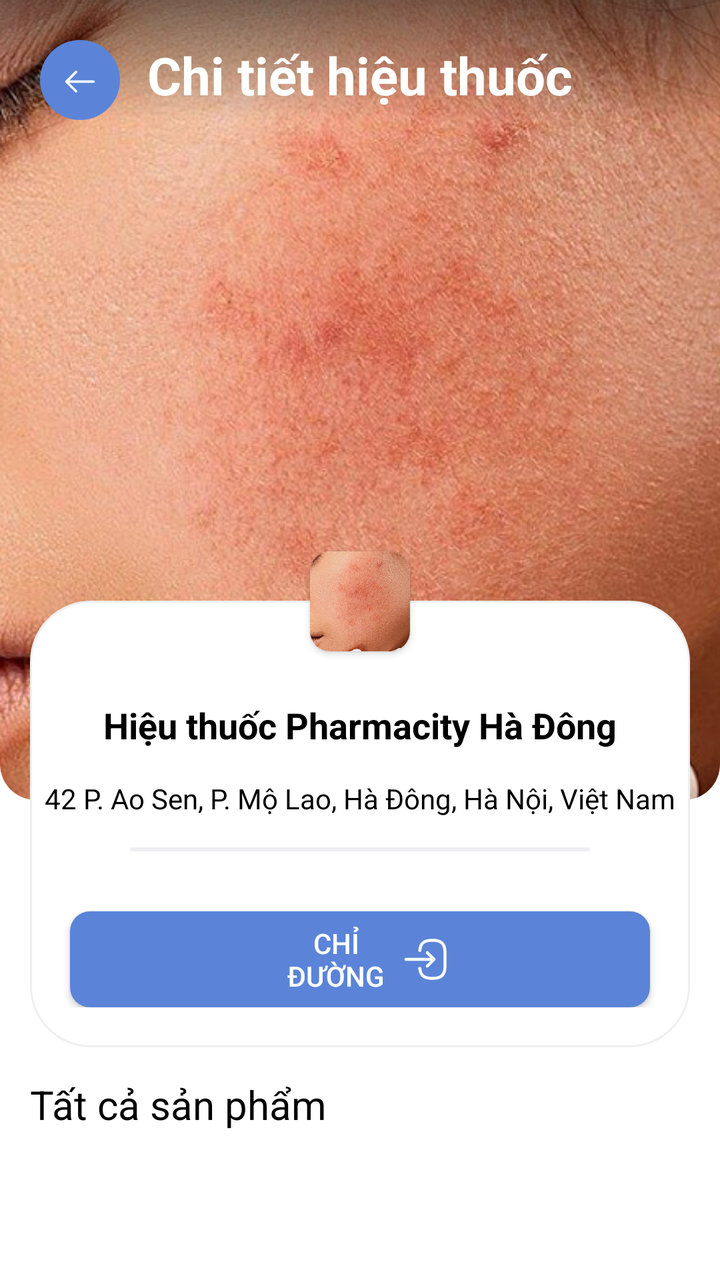
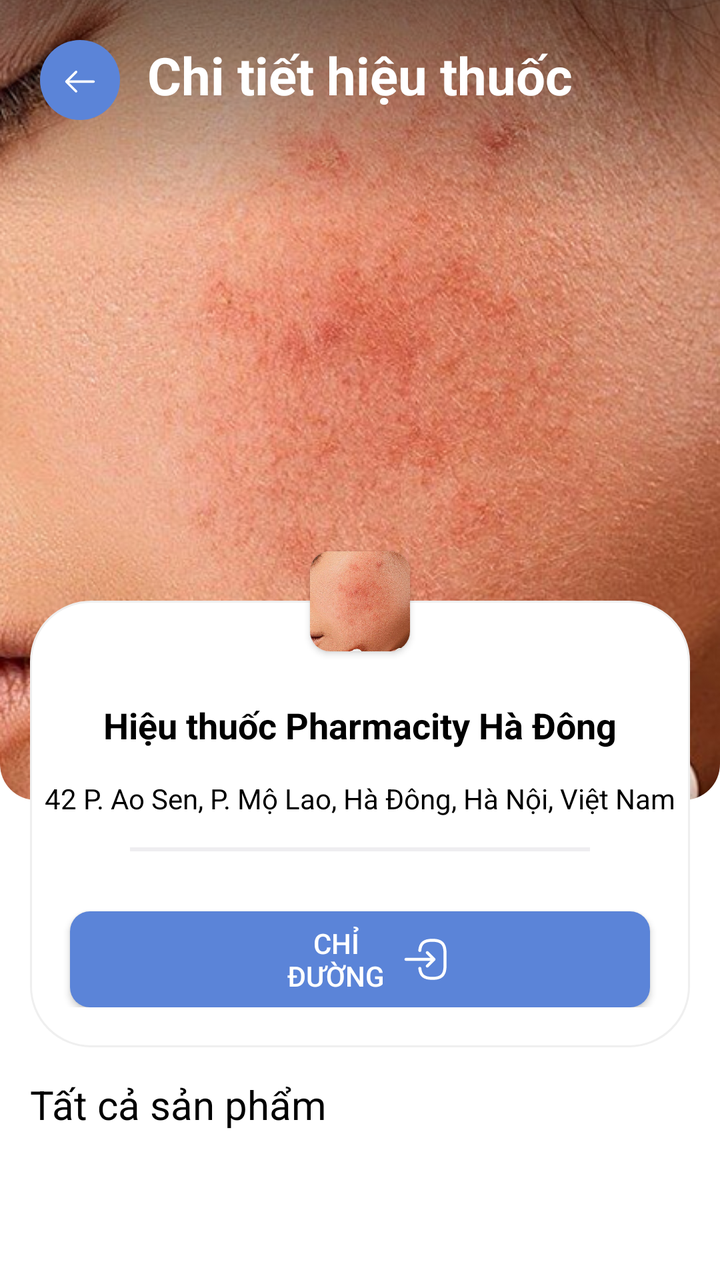

Compare the two renders of this Android layout. The source of the first and the diff that turns it into the second are given below.
<!-- AndroidManifest.xml: application theme Theme.NoStatusBar -->
<!-- res/layout/fragment_pharmacy_detail.xml -->
<?xml version="1.0" encoding="utf-8"?>
<layout xmlns:android="http://schemas.android.com/apk/res/android"
    xmlns:app="http://schemas.android.com/apk/res-auto"
    xmlns:tools="http://schemas.android.com/tools">

    <androidx.core.widget.NestedScrollView
        android:layout_width="match_parent"
        android:layout_height="match_parent">

        <androidx.constraintlayout.widget.ConstraintLayout
            android:layout_width="match_parent"
            android:layout_height="wrap_content">

            <androidx.appcompat.widget.AppCompatImageView
                android:id="@+id/imv"
                android:layout_width="match_parent"
                android:layout_height="400dp"
                android:background="@drawable/bg_card_bottom_rounded"
                android:clipToOutline="true"
                android:scaleType="centerCrop"
                android:src="@drawable/bg_take"
                app:layout_constraintTop_toTopOf="parent"
                tools:targetApi="31" />

            <View
                android:layout_width="match_parent"
                android:layout_height="0dp"
                android:background="@drawable/bg_gradient_fade_bottom"
                app:layout_constraintBottom_toBottomOf="@+id/btn_back"
                app:layout_constraintTop_toTopOf="parent" />

            <ImageView
                android:id="@+id/btn_back"
                android:layout_width="40dp"
                android:layout_height="40dp"
                android:layout_margin="20dp"
                android:src="@drawable/ic_arrow_left"
                app:layout_constraintStart_toStartOf="parent"
                app:layout_constraintTop_toTopOf="parent" />

            <TextView
                android:id="@+id/tv_title"
                android:layout_width="wrap_content"
                android:layout_height="wrap_content"
                android:text="Chi tiết hiệu thuốc"
                android:textColor="@color/white"
                android:textSize="26sp"
                android:textStyle="bold"
                app:layout_constraintEnd_toEndOf="parent"
                app:layout_constraintStart_toStartOf="parent"
                app:layout_constraintTop_toTopOf="@+id/btn_back" />

            <androidx.constraintlayout.widget.ConstraintLayout
                android:id="@+id/layout_infor"
                android:layout_width="match_parent"
                android:layout_height="wrap_content"
                android:layout_marginHorizontal="15dp"
                android:layout_marginTop="-100dp"
                android:background="@drawable/bg_pharmacy_inf"
                android:paddingBottom="20dp"
                app:layout_constraintTop_toBottomOf="@+id/imv">

                <TextView
                    android:id="@+id/tv_name"
                    android:layout_width="0dp"
                    android:layout_height="wrap_content"
                    android:layout_marginTop="50dp"
                    android:gravity="center_horizontal"
                    android:text="Hiệu thuốc Pharmacity Hà Đông"
                    android:textColor="@color/black"
                    android:textSize="18sp"
                    android:textStyle="bold"
                    app:layout_constraintEnd_toEndOf="parent"
                    app:layout_constraintStart_toStartOf="parent"
                    app:layout_constraintTop_toTopOf="parent" />

                <TextView
                    android:id="@+id/tv_address"
                    android:layout_width="0dp"
                    android:layout_height="wrap_content"
                    android:layout_marginTop="15dp"
                    android:gravity="center_horizontal"
                    android:text="42 P. Ao Sen, P. Mộ Lao, Hà Đông, Hà Nội, Việt Nam"
                    android:textColor="@color/black"
                    app:layout_constraintEnd_toEndOf="parent"
                    app:layout_constraintStart_toStartOf="parent"
                    app:layout_constraintTop_toBottomOf="@+id/tv_name" />

                <View
                    android:id="@+id/line"
                    android:layout_width="0dp"
                    android:layout_height="2dp"
                    android:layout_marginHorizontal="50dp"
                    android:layout_marginTop="15dp"
                    android:background="#EEEDF0"
                    app:layout_constraintEnd_toEndOf="parent"
                    app:layout_constraintStart_toStartOf="parent"
                    app:layout_constraintTop_toBottomOf="@+id/tv_address" />

                <androidx.recyclerview.widget.RecyclerView
                    android:id="@+id/rcv_rate"
                    android:layout_width="0dp"
                    android:layout_height="wrap_content"
                    android:layout_marginTop="15dp"
                    android:orientation="horizontal"
                    app:layoutManager="androidx.recyclerview.widget.LinearLayoutManager"
                    app:layout_constraintEnd_toEndOf="parent"
                    app:layout_constraintStart_toStartOf="parent"
                    app:layout_constraintTop_toBottomOf="@+id/line"
                    tools:itemCount="3"
                    tools:listitem="@layout/item_rate" />

                <Button
                    android:id="@+id/btn_direction"
                    android:layout_width="0dp"
                    android:layout_height="wrap_content"
                    android:layout_marginHorizontal="20dp"
                    android:layout_marginTop="15dp"
                    android:background="@drawable/bg_btn_login"
                    android:drawableEnd="@drawable/ic_go_to_location"
                    android:paddingHorizontal="100dp"
                    android:text="Chỉ đường"
                    android:textColor="@color/white"
                    app:layout_constraintEnd_toEndOf="parent"
                    app:layout_constraintStart_toStartOf="parent"
                    app:layout_constraintTop_toBottomOf="@+id/rcv_rate" />

            </androidx.constraintlayout.widget.ConstraintLayout>

            <androidx.cardview.widget.CardView
                android:layout_width="wrap_content"
                android:layout_height="wrap_content"
                android:layout_marginTop="-25dp"
                app:cardCornerRadius="10dp"
                app:layout_constraintEnd_toEndOf="parent"
                app:layout_constraintStart_toStartOf="parent"
                app:layout_constraintTop_toTopOf="@id/layout_infor">

                <androidx.appcompat.widget.AppCompatImageView
                    android:id="@+id/logo"
                    android:layout_width="50dp"
                    android:layout_height="50dp"
                    android:scaleType="centerCrop"
                    android:src="@drawable/bg_take" />
            </androidx.cardview.widget.CardView>

            <TextView
                android:id="@+id/medicines"
                android:layout_width="wrap_content"
                android:layout_height="wrap_content"
                android:layout_marginTop="15dp"
                android:text="Tất cả sản phẩm"
                android:textColor="@color/black"
                android:textSize="20sp"
                app:layout_constraintStart_toStartOf="@+id/layout_infor"
                app:layout_constraintTop_toBottomOf="@+id/layout_infor" />

            <androidx.recyclerview.widget.RecyclerView
                android:id="@+id/rcv_medicines"
                android:layout_width="match_parent"
                android:layout_height="wrap_content"
                android:layout_marginTop="15dp"
                android:clipToPadding="false"
                android:orientation="horizontal"
                android:paddingStart="20dp"
                app:layoutManager="androidx.recyclerview.widget.LinearLayoutManager"
                app:layout_constraintStart_toStartOf="parent"
                app:layout_constraintTop_toBottomOf="@+id/medicines"
                tools:listitem="@layout/item_product" />
        </androidx.constraintlayout.widget.ConstraintLayout>
    </androidx.core.widget.NestedScrollView>
</layout>
<!-- res/layout/item_rate.xml (included above) -->
<?xml version="1.0" encoding="utf-8"?>
<LinearLayout xmlns:android="http://schemas.android.com/apk/res/android"
    xmlns:app="http://schemas.android.com/apk/res-auto"
    android:layout_width="wrap_content"
    android:layout_height="wrap_content"
    android:layout_marginHorizontal="18dp"
    android:gravity="center_horizontal"
    android:orientation="vertical">

    <LinearLayout
        android:layout_width="wrap_content"
        android:layout_height="match_parent"
        android:gravity="center_vertical"
        android:orientation="horizontal">

        <ImageView
            android:id="@+id/ic"
            android:layout_width="24dp"
            android:layout_height="24dp"
            app:srcCompat="@drawable/ic_location_pharmacy" />

        <TextView
            android:id="@+id/tv_value"
            android:layout_width="wrap_content"
            android:layout_height="wrap_content"
            android:layout_marginStart="5dp"
            android:text="TextView"
            android:textColor="@color/black" />
    </LinearLayout>

    <TextView
        android:id="@+id/tv_name"
        android:layout_width="wrap_content"
        android:layout_height="wrap_content"
        android:layout_marginTop="2dp"
        android:gravity="center_horizontal"
        android:text="TextView" />
</LinearLayout>
<!-- res/layout/item_product.xml (included above) -->
<?xml version="1.0" encoding="utf-8"?>
<androidx.cardview.widget.CardView xmlns:android="http://schemas.android.com/apk/res/android"
    xmlns:app="http://schemas.android.com/apk/res-auto"
    android:layout_width="match_parent"
    android:layout_height="wrap_content"
    android:layout_margin="8dp"
    app:cardCornerRadius="8dp">

    <androidx.constraintlayout.widget.ConstraintLayout
        android:layout_width="wrap_content"
        android:layout_height="wrap_content"
        android:padding="8dp">

        <ImageView
            android:id="@+id/img_product"
            android:layout_width="250dp"
            android:layout_height="140dp"
            android:background="@android:color/darker_gray"
            android:contentDescription="product"
            android:scaleType="centerCrop"
            app:layout_constraintStart_toStartOf="parent"
            app:layout_constraintTop_toTopOf="parent" />

        <TextView
            android:id="@+id/tv_product_name"
            android:layout_width="0dp"
            android:layout_height="wrap_content"
            android:layout_below="@id/img_product"
            android:layout_marginTop="8dp"
            android:layout_marginEnd="10dp"
            android:text="Product name"
            android:textColor="@color/gray_neutral_4"
            app:layout_constraintEnd_toStartOf="@+id/tv_price"
            app:layout_constraintStart_toStartOf="parent"
            app:layout_constraintTop_toBottomOf="@+id/img_product" />

        <TextView
            android:id="@+id/tv_price"
            android:layout_width="wrap_content"
            android:layout_height="wrap_content"
            android:text="0 đ"
            android:textColor="@color/gray_neutral_4"
            android:textStyle="bold"
            app:layout_constraintEnd_toEndOf="parent"
            app:layout_constraintTop_toTopOf="@+id/tv_product_name" />

    </androidx.constraintlayout.widget.ConstraintLayout>

</androidx.cardview.widget.CardView>
<!-- resources referenced by this layout -->
<resources>
  <color name="black">#FF000000</color>
  <color name="gray_neutral_4">#727272</color>
  <color name="white">#FFFFFFFF</color>
  <!-- drawable bg_btn_login (drawable) -->
  <?xml version="1.0" encoding="utf-8"?>
  <shape xmlns:android="http://schemas.android.com/apk/res/android">
      <solid android:color="@color/primary" />
      <corners android:radius="10dp" />
  </shape>
  <!-- drawable bg_card_bottom_rounded (drawable) -->
  <shape xmlns:android="http://schemas.android.com/apk/res/android"
      android:shape="rectangle">
      <solid android:color="@android:color/white" />
  
      <corners
          android:bottomLeftRadius="18dp"
          android:bottomRightRadius="18dp"
          android:topLeftRadius="0dp"
          android:topRightRadius="0dp" />
  </shape>
  <!-- drawable bg_gradient_fade_bottom (drawable) -->
  <shape xmlns:android="http://schemas.android.com/apk/res/android"
      android:shape="rectangle">
  
      
      <gradient
          android:angle="270"
          android:endColor="@android:color/transparent"
          android:startColor="#80000000"
          android:type="linear" />
  </shape>
  <!-- drawable bg_pharmacy_inf (drawable) -->
  <shape xmlns:android="http://schemas.android.com/apk/res/android"
      android:shape="rectangle">
      <solid android:color="@android:color/white" />
      <corners android:radius="30dp" />
      <stroke
          android:width="1dp"
          android:color="#EFEFEF" />
  </shape>
  <!-- drawable ic_arrow_left (drawable) -->
  <vector xmlns:android="http://schemas.android.com/apk/res/android"
      android:width="50dp"
      android:height="50dp"
      android:viewportWidth="50"
      android:viewportHeight="50">
    <path
        android:pathData="M25,25m-25,0a25,25 0,1 1,50 0a25,25 0,1 1,-50 0"
        android:fillColor="#5B84D8"/>
    <path
        android:pathData="M22.57,32.82C22.38,32.82 22.19,32.75 22.04,32.6L15.97,26.53C15.68,26.24 15.68,25.76 15.97,25.47L22.04,19.4C22.33,19.11 22.81,19.11 23.1,19.4C23.39,19.69 23.39,20.17 23.1,20.46L17.56,26L23.1,31.54C23.39,31.83 23.39,32.31 23.1,32.6C22.96,32.75 22.76,32.82 22.57,32.82Z"
        android:fillColor="#ffffff"/>
    <path
        android:pathData="M33.5,26.75H16.67C16.26,26.75 15.92,26.41 15.92,26C15.92,25.59 16.26,25.25 16.67,25.25H33.5C33.91,25.25 34.25,25.59 34.25,26C34.25,26.41 33.91,26.75 33.5,26.75Z"
        android:fillColor="#ffffff"/>
  </vector>
  <!-- drawable ic_location_pharmacy (drawable) -->
  <vector xmlns:android="http://schemas.android.com/apk/res/android"
      android:width="24dp"
      android:height="24dp"
      android:viewportWidth="24"
      android:viewportHeight="24">
    <path
        android:pathData="M20.62,8.45C19.57,3.83 15.54,1.75 12,1.75C12,1.75 12,1.75 11.99,1.75C8.46,1.75 4.42,3.82 3.37,8.44C2.2,13.6 5.36,17.97 8.22,20.72C9.28,21.74 10.64,22.25 12,22.25C13.36,22.25 14.72,21.74 15.77,20.72C18.63,17.97 21.79,13.61 20.62,8.45Z"
        android:strokeAlpha="0.4"
        android:fillColor="#292D32"
        android:fillAlpha="0.4"/>
    <path
        android:pathData="M12,13.46C13.74,13.46 15.15,12.05 15.15,10.31C15.15,8.57 13.74,7.16 12,7.16C10.26,7.16 8.85,8.57 8.85,10.31C8.85,12.05 10.26,13.46 12,13.46Z"
        android:fillColor="#292D32"/>
  </vector>
  <style name="Theme.NoStatusBar" parent="Theme.AppCompat.Light.NoActionBar">
          <item name="android:windowFullscreen">false</item>
          <item name="android:statusBarColor">@color/white</item>
          <item name="android:windowLightStatusBar">true</item> 
          <item name="android:windowBackground">@color/white</item>
      </style>
  <color name="primary">#5B84D8</color>
  <!-- unchanged entries left out for length: 2 -->
</resources>

<!-- the commit's change to res/layout/fragment_pharmacy_detail.xml (unified diff, before → after) -->
@@ -25,6 +25,7 @@
             <View
                 android:layout_width="match_parent"
                 android:layout_height="0dp"
+                android:layout_marginBottom="-50dp"
                 android:background="@drawable/bg_gradient_fade_bottom"
                 app:layout_constraintBottom_toBottomOf="@+id/btn_back"
                 app:layout_constraintTop_toTopOf="parent" />
@@ -159,7 +160,7 @@
                 android:id="@+id/rcv_medicines"
                 android:layout_width="match_parent"
                 android:layout_height="wrap_content"
-                android:layout_marginTop="15dp"
+                android:layout_marginTop="12dp"
                 android:clipToPadding="false"
                 android:orientation="horizontal"
                 android:paddingStart="20dp"
@@ -213,7 +214,7 @@
 <?xml version="1.0" encoding="utf-8"?>
 <androidx.cardview.widget.CardView xmlns:android="http://schemas.android.com/apk/res/android"
     xmlns:app="http://schemas.android.com/apk/res-auto"
-    android:layout_width="match_parent"
+    android:layout_width="wrap_content"
     android:layout_height="wrap_content"
     android:layout_margin="8dp"
     app:cardCornerRadius="8dp">
